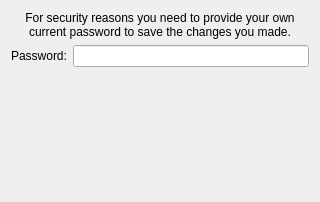
This is client/dlgpwdconfirm.ui in tbikfalvi/Belenus as Qt 5 draws it before an edit. The edited form follows.
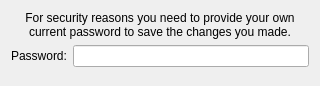
This is the edited form.

```diff
--- a/client/dlgpwdconfirm.ui
+++ b/client/dlgpwdconfirm.ui
@@ -7,7 +7,7 @@
     <x>0</x>
     <y>0</y>
     <width>320</width>
-    <height>202</height>
+    <height>86</height>
    </rect>
   </property>
   <property name="windowTitle">
```
